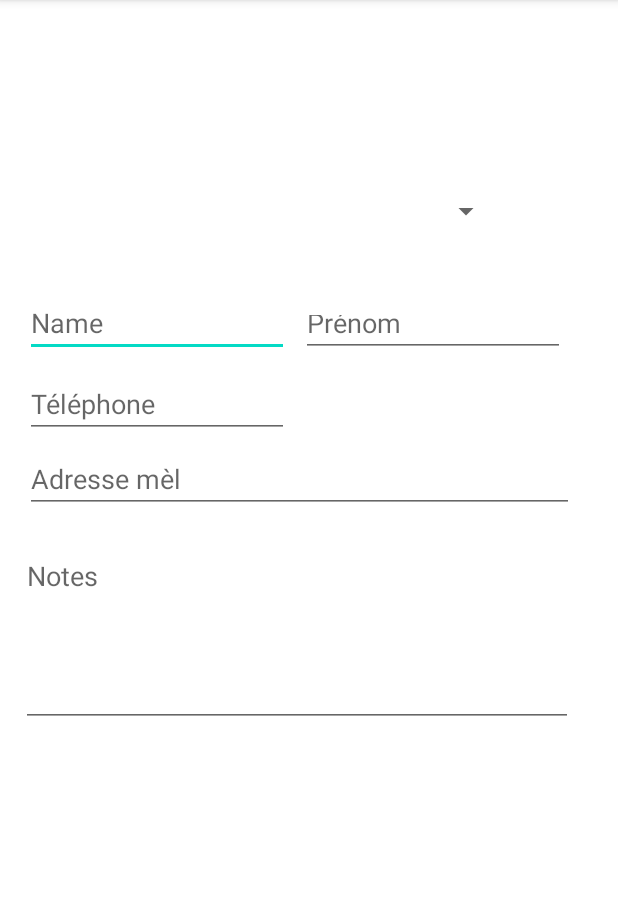
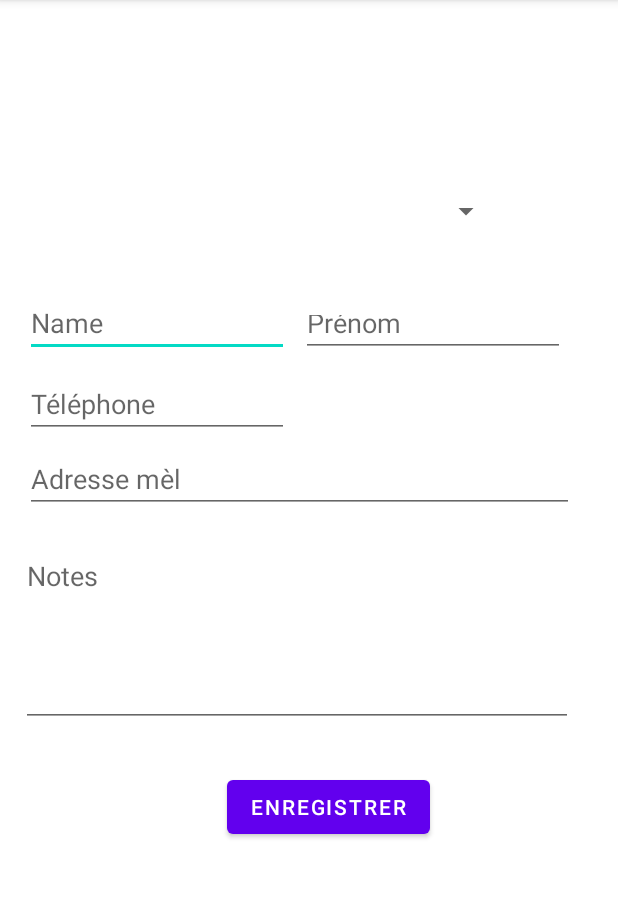
Before and after one commit to sylvain-grousset/gestionProspect, an Android app: the Nouveau screen opened directly, with no data from a screen before it, on a phone screen of 412 x 824 dp, the part 84-982 px from its top. Run offline under Robolectric (Android 15) with nearby library versions, the phone set to English and light mode, and no system bars; 1 statement that could not run was skipped.

```diff
--- a/app/src/main/java/com/example/gestionprospect/Nouveau.java
+++ b/app/src/main/java/com/example/gestionprospect/Nouveau.java
@@ -1,14 +1,38 @@
 package com.example.gestionprospect;
 
 import android.os.Bundle;
+import android.view.View;
+import android.widget.Button;
+import android.widget.TextView;
 
 import androidx.appcompat.app.AppCompatActivity;
 
 public class Nouveau extends AppCompatActivity {
 
+    private TextView nom;
+    private TextView prenom;
+    private TextView phone;
+    private TextView email;
+    private TextView notes;
+    private Button enregistrer;
+
     @Override
     protected void onCreate(Bundle savedInstanceState) {
         super.onCreate(savedInstanceState);
         setContentView(R.layout.activity_nouveau);
+
+        nom = (TextView) findViewById(R.id.editTextName);
+        prenom = (TextView) findViewById(R.id.editTextPrenom);
+        phone = (TextView) findViewById(R.id.editTextPhone);
+        email = (TextView) findViewById(R.id.editTextEmail);
+        notes = (TextView) findViewById(R.id.editTextNotes);
+
+        enregistrer.setOnClickListener(new View.OnClickListener() {
+            @Override
+            public void onClick(View v) {
+                Prospect a = new Prospect()
+            }
+        });
+
     }
 }
--- a/app/src/main/res/layout/activity_nouveau.xml
+++ b/app/src/main/res/layout/activity_nouveau.xml
@@ -94,7 +94,7 @@
         app:layout_constraintTop_toTopOf="parent" />
 
     <EditText
-        android:id="@+id/editTextMultiLine"
+        android:id="@+id/editTextNotes"
         android:layout_width="368dp"
         android:layout_height="123dp"
         android:layout_marginStart="13dp"
@@ -111,4 +111,20 @@
         app:layout_constraintEnd_toEndOf="parent"
         app:layout_constraintStart_toStartOf="parent"
         app:layout_constraintTop_toTopOf="parent" />
+
+    <Button
+        android:id="@+id/btn_enregistrer"
+        android:layout_width="wrap_content"
+        android:layout_height="wrap_content"
+        android:layout_marginStart="161dp"
+        android:layout_marginLeft="161dp"
+        android:layout_marginTop="495dp"
+        android:layout_marginEnd="136dp"
+        android:layout_marginRight="136dp"
+        android:layout_marginBottom="188dp"
+        android:text="Enregistrer"
+        app:layout_constraintBottom_toBottomOf="parent"
+        app:layout_constraintEnd_toEndOf="parent"
+        app:layout_constraintStart_toStartOf="parent"
+        app:layout_constraintTop_toTopOf="parent" />
 </androidx.constraintlayout.widget.ConstraintLayout>
```
Also changed, not shown: app/src/main/java/com/example/gestionprospect/Prospect.java (added, +58 -0 lines).
